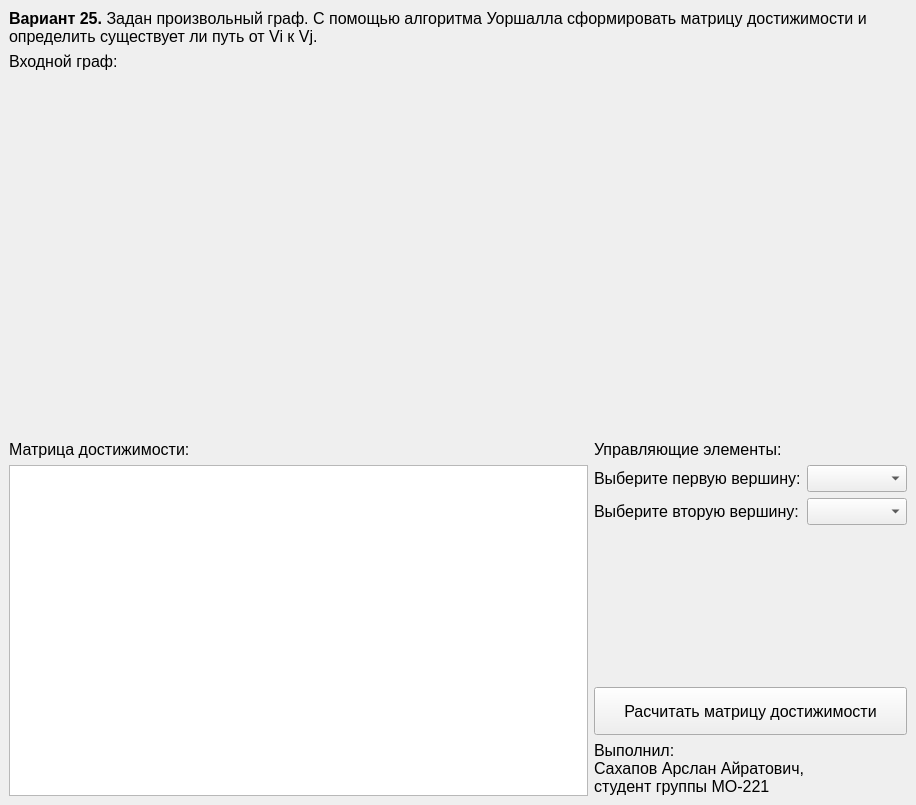
ArsNotFound/siacod_rgr, file resources/main_window.ui: the form before one commit.
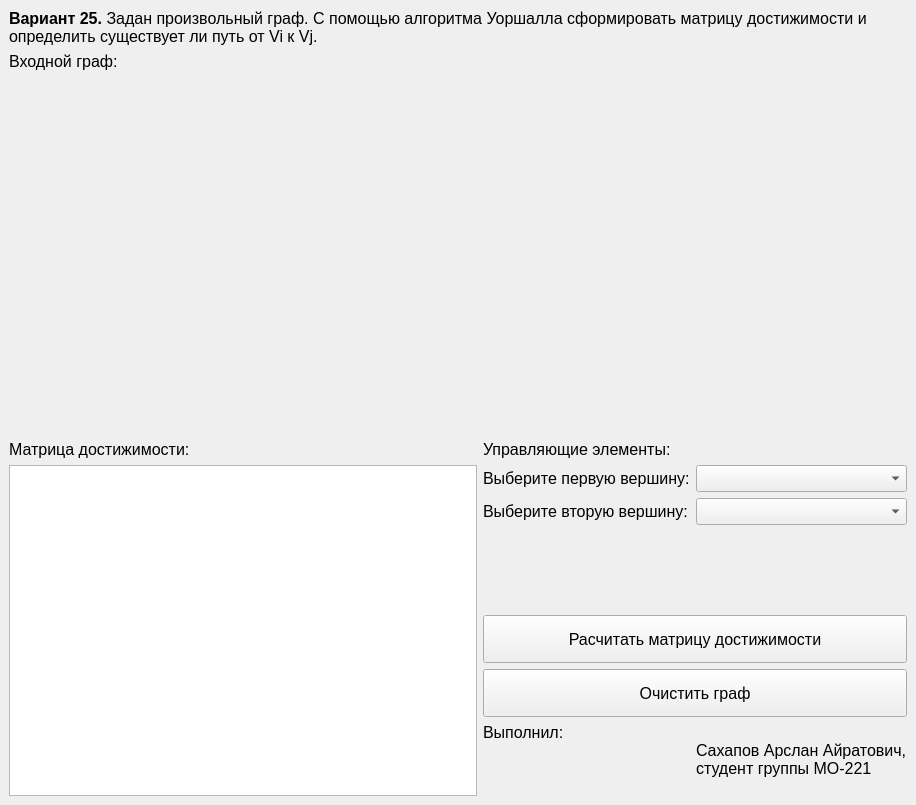
The form after the commit.

Commit message: Add clear function

```diff
--- a/resources/main_window.ui
+++ b/resources/main_window.ui
@@ -153,12 +153,13 @@
           </property>
          </widget>
         </item>
-        <item row="6" column="0" colspan="2">
+                                <item row="7" column="0" colspan="2">
          <widget class="QLabel" name="label_6">
           <property name="text">
            <string>Выполнил:
-Сахапов Арслан Айратович,
-студент группы МО-221</string>
+                                                Сахапов Арслан Айратович,
+                                                студент группы МО-221
+                                            </string>
           </property>
          </widget>
         </item>
@@ -169,6 +170,19 @@
           </property>
          </widget>
         </item>
+                                <item row="6" column="0" colspan="2">
+                                    <widget class="QPushButton" name="clear_pushButton">
+                                        <property name="minimumSize">
+                                            <size>
+                                                <width>0</width>
+                                                <height>48</height>
+                                            </size>
+                                        </property>
+                                        <property name="text">
+                                            <string>Очистить граф</string>
+                                        </property>
+                                    </widget>
+                                </item>
        </layout>
       </item>
      </layout>
```
Left out of the diff: 5 changed lines with no effect on the pictures. Lines whose indentation alone changed are shown as unchanged. The commit also changes 3 other files.
